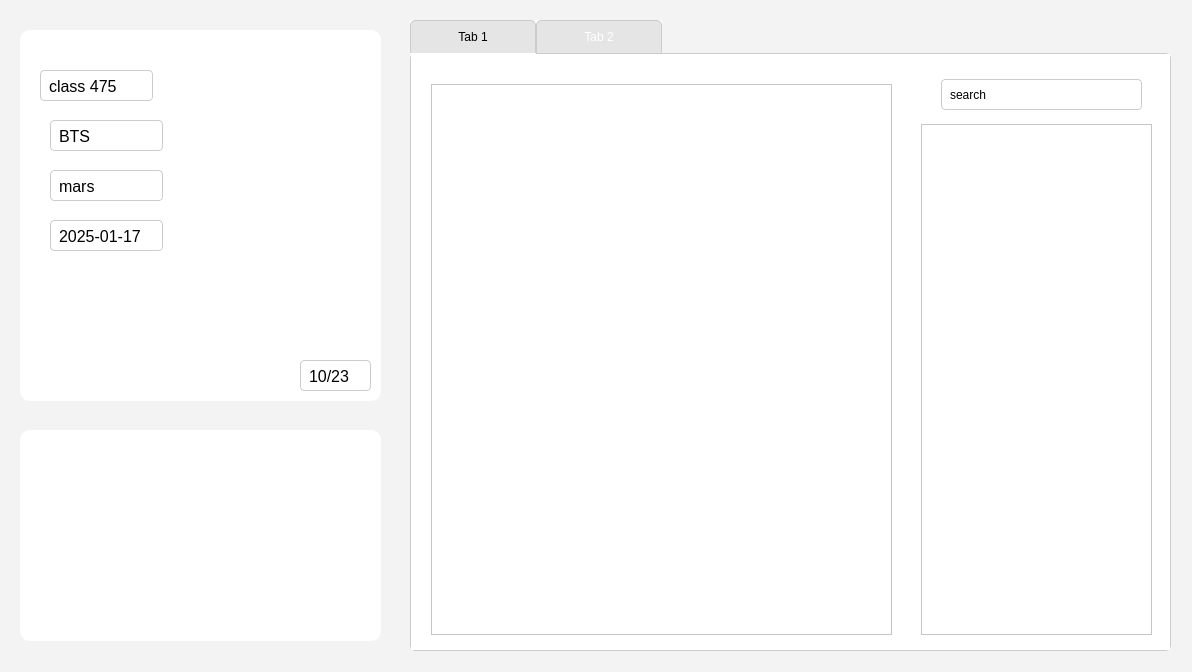
KasperJack/School-Management-System, file School_System/ui/EditClassDialog.ui: the form before one commit.
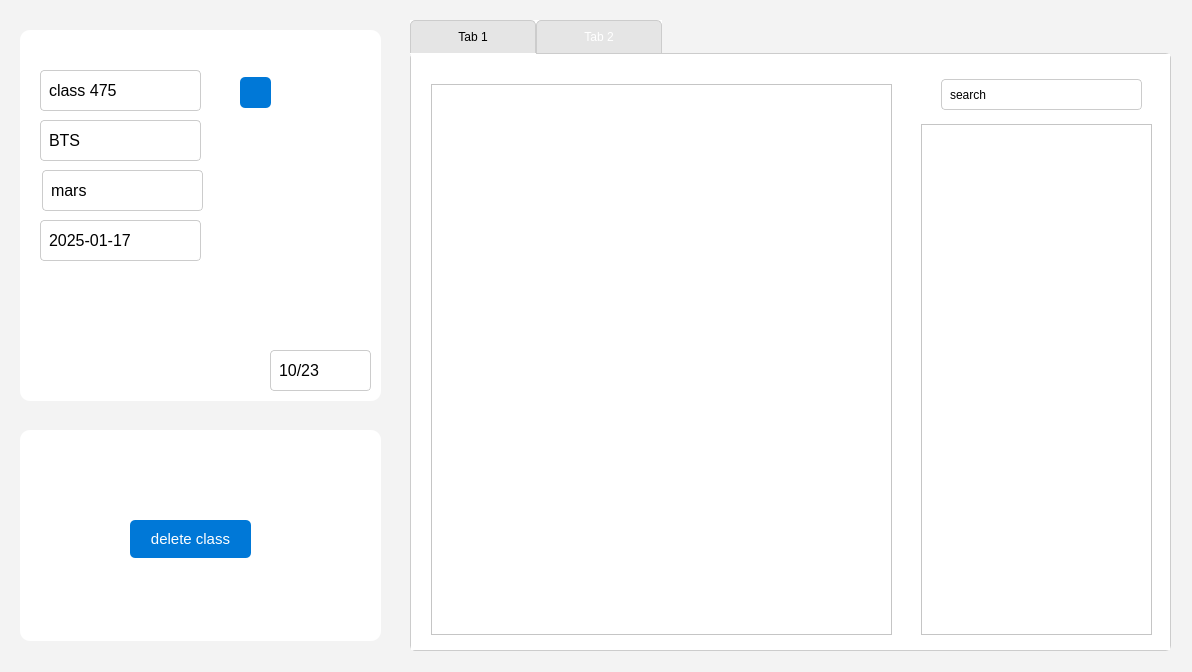
The form after the commit.

```diff
--- a/School_System/ui/EditClassDialog.ui
+++ b/School_System/ui/EditClassDialog.ui
@@ -875,6 +875,19 @@
 }
 </string>
    </property>
+   <widget class="QPushButton" name="pushButton_2">
+    <property name="geometry">
+     <rect>
+      <x>110</x>
+      <y>90</y>
+      <width>121</width>
+      <height>38</height>
+     </rect>
+    </property>
+    <property name="text">
+     <string>delete class</string>
+    </property>
+   </widget>
   </widget>
   <widget class="QWidget" name="widget_2" native="true">
    <property name="geometry">
@@ -965,8 +978,8 @@
      <rect>
       <x>20</x>
       <y>40</y>
-      <width>113</width>
-      <height>31</height>
+      <width>161</width>
+      <height>41</height>
      </rect>
     </property>
     <property name="text">
@@ -976,10 +989,10 @@
    <widget class="QLineEdit" name="class_grade">
     <property name="geometry">
      <rect>
-      <x>30</x>
+      <x>20</x>
       <y>90</y>
-      <width>113</width>
-      <height>31</height>
+      <width>161</width>
+      <height>41</height>
      </rect>
     </property>
     <property name="text">
@@ -989,10 +1002,10 @@
    <widget class="QLineEdit" name="class_settion">
     <property name="geometry">
      <rect>
-      <x>30</x>
+      <x>22</x>
       <y>140</y>
-      <width>113</width>
-      <height>31</height>
+      <width>161</width>
+      <height>41</height>
      </rect>
     </property>
     <property name="text">
@@ -1002,10 +1015,10 @@
    <widget class="QLineEdit" name="class_c_date">
     <property name="geometry">
      <rect>
-      <x>30</x>
+      <x>20</x>
       <y>190</y>
-      <width>113</width>
-      <height>31</height>
+      <width>161</width>
+      <height>41</height>
      </rect>
     </property>
     <property name="text">
@@ -1015,16 +1028,29 @@
    <widget class="QLineEdit" name="students_count">
     <property name="geometry">
      <rect>
-      <x>280</x>
-      <y>330</y>
-      <width>71</width>
-      <height>31</height>
+      <x>250</x>
+      <y>320</y>
+      <width>101</width>
+      <height>41</height>
      </rect>
     </property>
     <property name="text">
      <string>10/23</string>
     </property>
    </widget>
+   <widget class="QPushButton" name="pushButton">
+    <property name="geometry">
+     <rect>
+      <x>220</x>
+      <y>47</y>
+      <width>31</width>
+      <height>31</height>
+     </rect>
+    </property>
+    <property name="text">
+     <string/>
+    </property>
+   </widget>
   </widget>
  </widget>
  <resources/>
```
Left out of the diff: 5 changed lines with no effect on the pictures.
